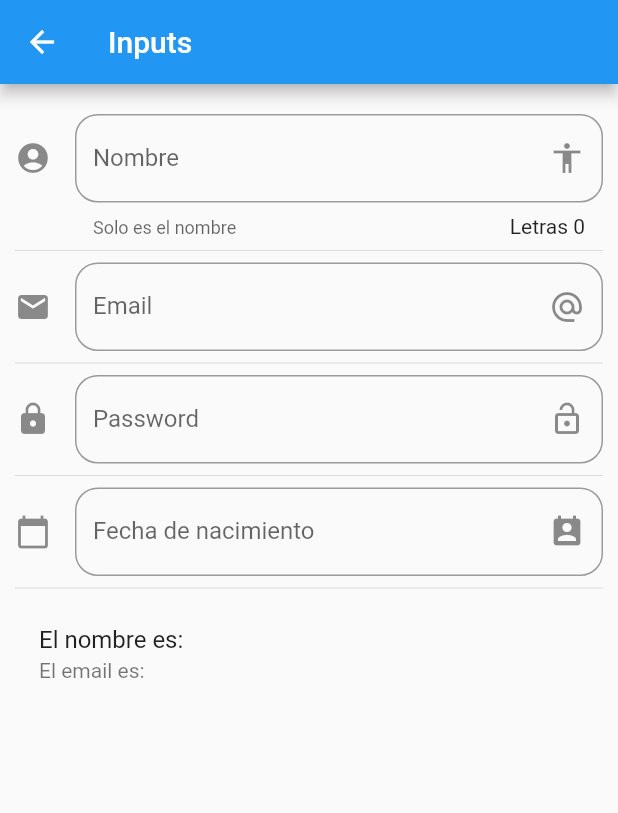
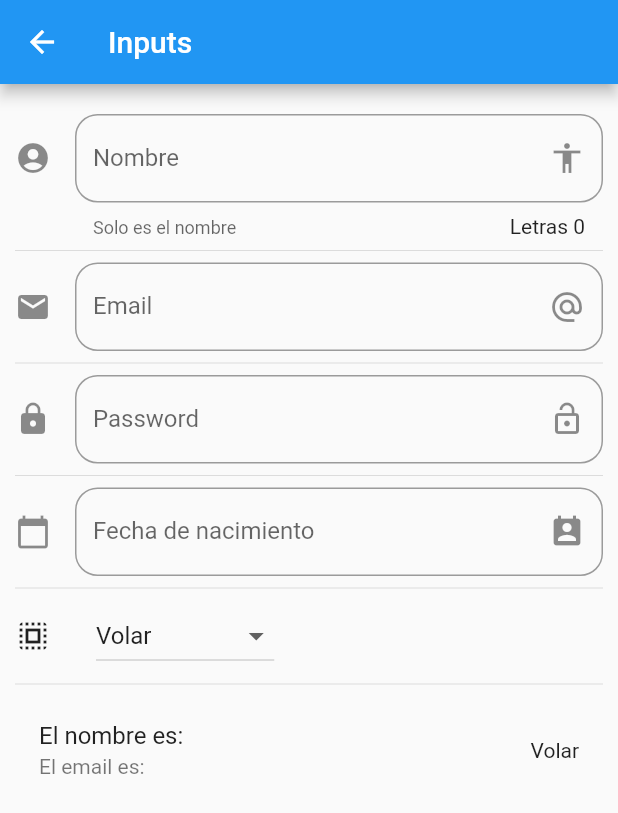
Before and after one commit to RodrigoScott/components, a Flutter app: the inputPage screen opened by its route, on a phone screen of 412 x 824 dp. Shown: the top 813 px of the screen. Run offline on Flutter 3.47's test engine with Material 2 defaults, Android fonts, the phone set to English and light mode, and no system bars.

Commit message:
Dropdawn and dropdownmenu

```diff
--- a/lib/src/pages/input.dart
+++ b/lib/src/pages/input.dart
@@ -12,6 +12,10 @@ class _inputPageState extends State<inputPage> {
   String _nombre = '';
   String _email = '';
   String _fecha = '';
+
+  String _opcSelect = 'Volar';
+
+  List<String>_poderes = ['Volar','Rayos X','Super Aliento','Super Fuerza'] ;
 
   TextEditingController _controlFecha = new TextEditingController(); //permite cambiar los valores de una caja de texto
 
@@ -32,6 +36,8 @@ class _inputPageState extends State<inputPage> {
           _crearPassword(),
           Divider(),
           _crearFecha(context),
+          Divider(),
+          _crearDropdown(),
           Divider(),
         _crearPersona(),
         ],
@@ -73,6 +79,7 @@ class _inputPageState extends State<inputPage> {
     return ListTile(
       title: Text('El nombre es: $_nombre'),
       subtitle: Text('El email es: $_email'),
+      trailing: Text(_opcSelect),
     );
 
   }
@@ -171,5 +178,46 @@ Widget  _crearFecha(BuildContext context) {
 
    }
 
+List<DropdownMenuItem<String>> getOpcionesDropdown(){
+
+    List<DropdownMenuItem<String>> lista = List();
+    _poderes.forEach((poder){
+
+      lista.add(DropdownMenuItem(
+
+        child: Text(poder),
+        //key: ,
+        value: poder,
+      ));
+
+    });
+
+    return lista;
 
 }
+
+Widget  _crearDropdown() {
+
+    return Row(
+      children: <Widget>[
+        Icon(Icons.select_all),
+    SizedBox(width: 30),
+    DropdownButton(
+    value: _opcSelect,
+      items: getOpcionesDropdown(),
+      onChanged: (opt){
+        setState(() {
+          _opcSelect = opt;
+        });
+
+      },
+    ),
+      ],
+    );
+
+
+
+}
+
+
+}
```
